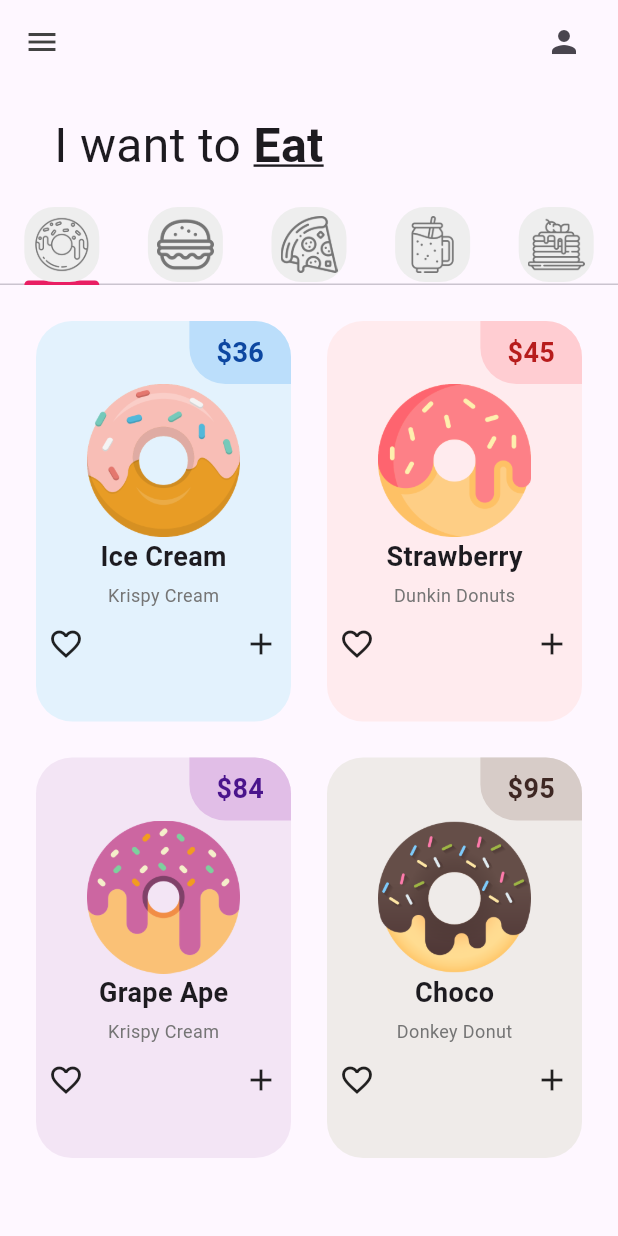
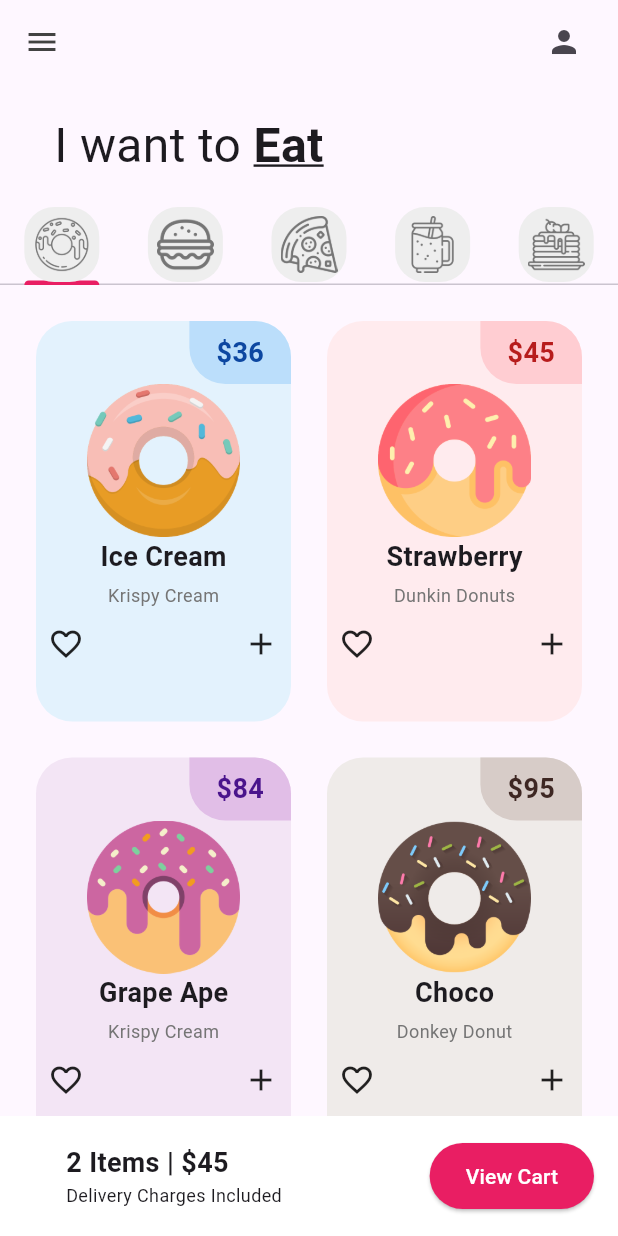
Before and after one commit to DavidFigV/donut_app_2a_figueroa, a Flutter app: the screen it shows after launch, on a phone screen of 412 x 824 dp. Run offline on Flutter 3.47's test engine with Material 3 defaults, Android fonts, the phone set to English and light mode, and no system bars.

Commit message:
UI finishied

```diff
--- a/lib/pages/home_page.dart
+++ b/lib/pages/home_page.dart
@@ -82,8 +82,44 @@
               PizzaTab(),
               SmoothieTab(),
               PancakesTab()
-            ]))
+            ])),
             //Carrito
+            Container(
+              color: Colors.white,
+              padding: EdgeInsets.all(16),
+              child: Row(
+                mainAxisAlignment: MainAxisAlignment.spaceBetween,
+                children: [
+                  Padding(
+                    padding: EdgeInsets.only(left: 28),
+                    child: Column(
+                      crossAxisAlignment: CrossAxisAlignment.start,
+                      children: [
+                        Text(
+                          '2 Items | \$45',
+                          style: TextStyle(
+                              fontSize: 18, fontWeight: FontWeight.bold),
+                        ),
+                        Text(
+                          'Delivery Charges Included',
+                          style: TextStyle(fontSize: 12),
+                        ),
+                      ],
+                    ),
+                  ),
+                  ElevatedButton(
+                      onPressed: () {},
+                      style: ElevatedButton.styleFrom(
+                        backgroundColor: Colors.pink,
+                          padding: const EdgeInsets.symmetric(
+                              horizontal: 24, vertical: 12)),
+                      child: const Text(
+                        'View Cart',
+                        style: TextStyle(color: Colors.white),
+                      ))
+                ],
+              ),
+            )
           ],
         ),
       ),
```
